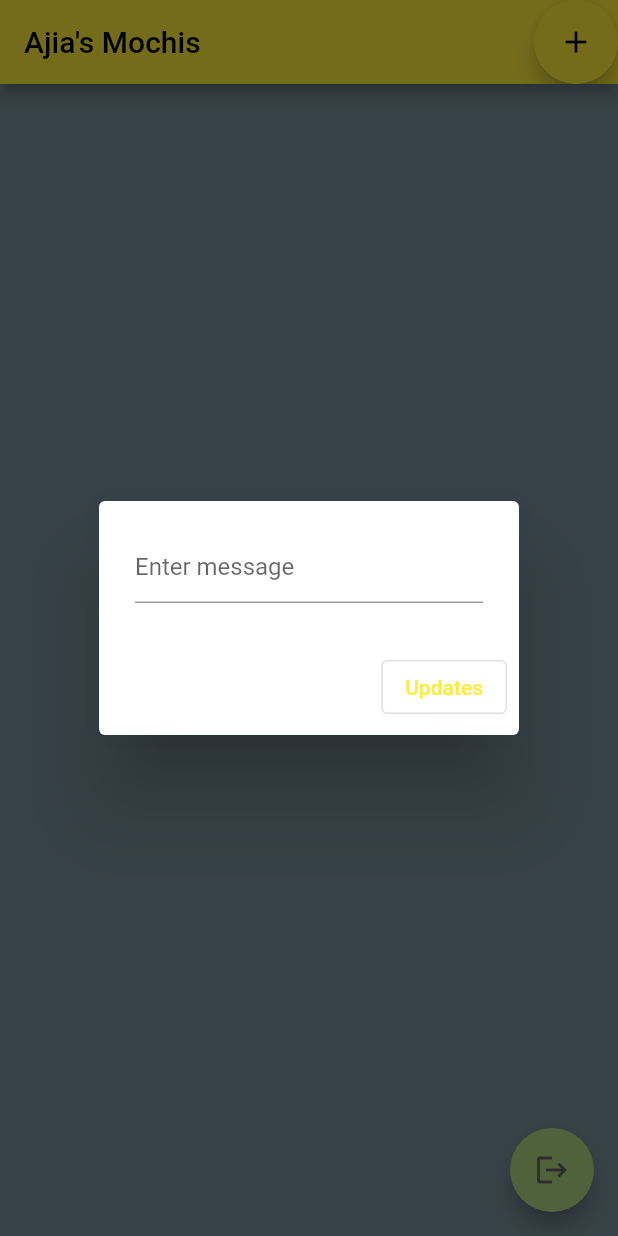
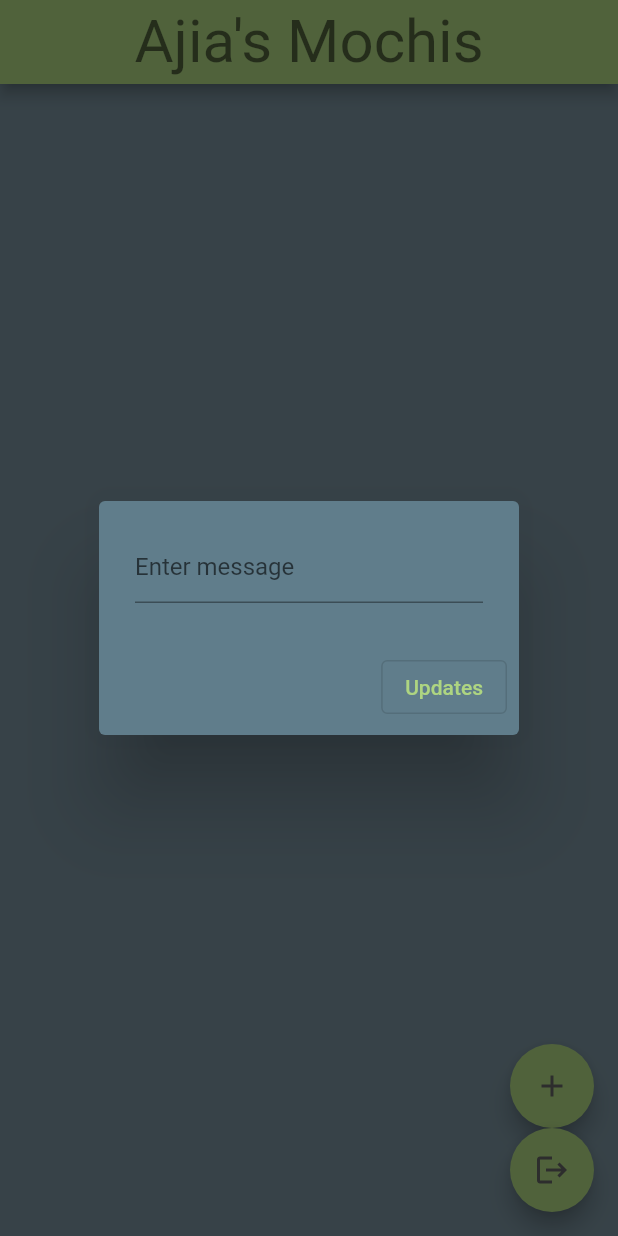
Before and after one commit to ajiakim/mob-app-dev, a Flutter app: the Admin screen opened directly, after a tap on the "add" icon, on a phone screen of 412 x 824 dp. Run offline on Flutter 3.47's test engine with Material 2 defaults, Android fonts, the light colour scheme and no system bars; our stand-ins replace cloud_firestore, firebase_auth, firebase_core, google_sign_in, splashscreen; accounts and stored records are empty.

Commit message:
all of it

```diff
--- a/lib/driver.dart
+++ b/lib/driver.dart
@@ -1,5 +1,5 @@
-import 'package:fan_page1/views/loginPage.dart';
-import 'package:fan_page1/views/homePage.dart';
+import 'package:fan_page1/views/login_page.dart';
+import 'package:fan_page1/views/home_page.dart';
 import 'package:firebase_auth/firebase_auth.dart';
 import 'package:flutter/material.dart';
 
--- a/lib/views/admin_page.dart
+++ b/lib/views/admin_page.dart
@@ -7,7 +7,7 @@ final FirebaseAuth _auth = FirebaseAuth.instance;
 final FirebaseFirestore _db = FirebaseFirestore.instance;
 
 class Admin extends StatefulWidget {
-  Admin({Key? key}) : super(key: key);
+  const Admin({Key? key}) : super(key: key);
 
   @override
   _AdminHomeState createState() => _AdminHomeState();
@@ -20,34 +20,47 @@ class _AdminHomeState extends State<Admin> {
   Widget build(BuildContext context) {
     return Scaffold(
         appBar: AppBar(
-            title: Text("Ajia's Mochis"),
-            actions: <Widget>[
-              FloatingActionButton(
-                  onPressed: (){
-                    add(context);
-                  },
-                  child: const Icon(Icons.add)
-              )
-            ]
+            backgroundColor: Colors.lightGreen[300],
+            centerTitle: true,
+            title: const Text("Ajia's Mochis"),
+            titleTextStyle: const TextStyle(color: Colors.black54, fontSize: 40),
         ),
-
-
         backgroundColor: Colors.blueGrey[400],
-        body: Container( child: ListView.builder(
-            padding: const EdgeInsets.all(8),
-            itemCount: messages.length,
-            itemBuilder: (BuildContext context, int index){
-              return Container (
-                height: 50,
-                color: Colors.lightGreen[300],
-                child: Center(child: Text('${messages[index]}')),
+        body: StreamBuilder(
+          stream: FirebaseFirestore.instance.collection('messages').snapshots(),
+          builder: (BuildContext context, AsyncSnapshot<QuerySnapshot> snapshot) {
+            if (!snapshot.hasData) {
+              return const Center(
+                child: CircularProgressIndicator(),
               );
             }
 
-        ),),
+            return ListView(
+              children: snapshot.data!.docs.map((document) {
+                return Container(
+                  padding: const EdgeInsets.all(16.0),
+                  height: 60,
+                  color: Colors.purple[100],
+                  child: Center(child: Text(document['message'])),
+                );
+              }).toList(),
+            );
+          },
+        ),
         floatingActionButton: Column(
             mainAxisAlignment: MainAxisAlignment.end,
             children: [
+              FloatingActionButton(
+                  onPressed: () {
+                    add(context);
+                  },
+                  child: const Icon(Icons.add),
+                  backgroundColor: Colors.lightGreen[300],
+                  foregroundColor: Colors.grey[700]
+              ),
+              const SizedBox(
+                width: 30,
+              ),
               FloatingActionButton(
                   onPressed: () {
                     signOut(context);
@@ -57,18 +70,37 @@ class _AdminHomeState extends State<Admin> {
                   backgroundColor: Colors.lightGreen[300],
                   foregroundColor: Colors.grey[700],
                 ),
-            ]
+            ],
         )
     );
   }
 
   void signOut(BuildContext context) async {
-    ScaffoldMessenger.of(context).clearSnackBars();
+    return showDialog(context: context,
+        builder: (context) {
+          return AlertDialog(
+            backgroundColor: Colors.blueGrey,
+            title: const Text("Log Out"),
+            content: const Text("How Sure Are You About This?", textAlign: TextAlign.center,),
+            actions: <Widget>[
+              TextButton(
+                onPressed: () async {
                   await _auth.signOut();
                   ScaffoldMessenger.of(context)
-        .showSnackBar(const SnackBar(content: Text('User logged out.')));
+                      .showSnackBar(
+                      const SnackBar(content: Text('User logged out.')));
                   Navigator.pushReplacement(
                       context, MaterialPageRoute(builder: (con) => AppDriver()));
+                  ScaffoldMessenger.of(context).clearSnackBars();
+                },
+                child: const Text("eh.."),
+                style: TextButton.styleFrom(
+                  primary: Colors.lightGreen[300],
+                ),
+              ),
+            ],
+          );
+        });
   }
 
   final TextEditingController _textFieldController = TextEditingController();
@@ -77,11 +109,12 @@ class _AdminHomeState extends State<Admin> {
     return showDialog(context: context,
         builder: (context){
           return AlertDialog(
+            backgroundColor: Colors.blueGrey,
             content: TextField(
               controller: _textFieldController,
               textInputAction: TextInputAction.go,
               keyboardType: TextInputType.multiline,
-              decoration: InputDecoration(hintText: "Enter message"),
+              decoration: const InputDecoration(hintText: "Enter message"),
             ),
             actions: <Widget>[
               OutlinedButton(
@@ -91,7 +124,9 @@ class _AdminHomeState extends State<Admin> {
                       Navigator.pop(context);
                     });
                   },
-                  child: Text('Updates'))
+                  child: const Text('Updates'),
+                  style: TextButton.styleFrom(
+                    primary: Colors.lightGreen[300],))
             ],
           );
         });
--- a/pubspec.yaml
+++ b/pubspec.yaml
@@ -33,7 +33,9 @@ dependencies:
   firebase_core: 1.6.0
   firebase_auth: 3.1.1
   cloud_firestore: 2.5.3
+  google_sign_in: 4.4.4
   splashscreen: 1.3.5
+
 
 
   # The following adds the Cupertino Icons font to your application.
```
Also changed, not shown: lib/main.dart (+5 -4 lines), lib/views/home_page.dart (+8 -6 lines), lib/views/login_page.dart (+30 -10 lines), pubspec.lock. Lines whose indentation alone changed are shown as unchanged.
